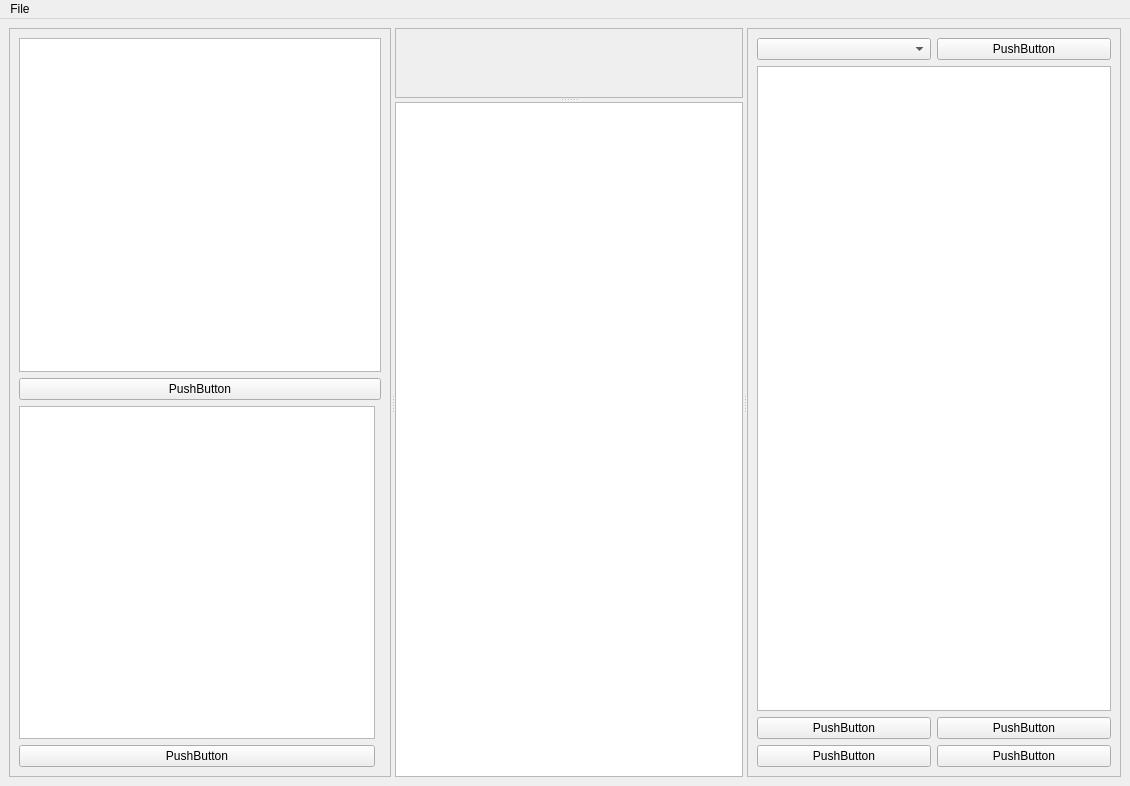
The window that paws/ui/qtui/basic.ui (slaclab/paws) describes before a commit, drawn with Qt 5.
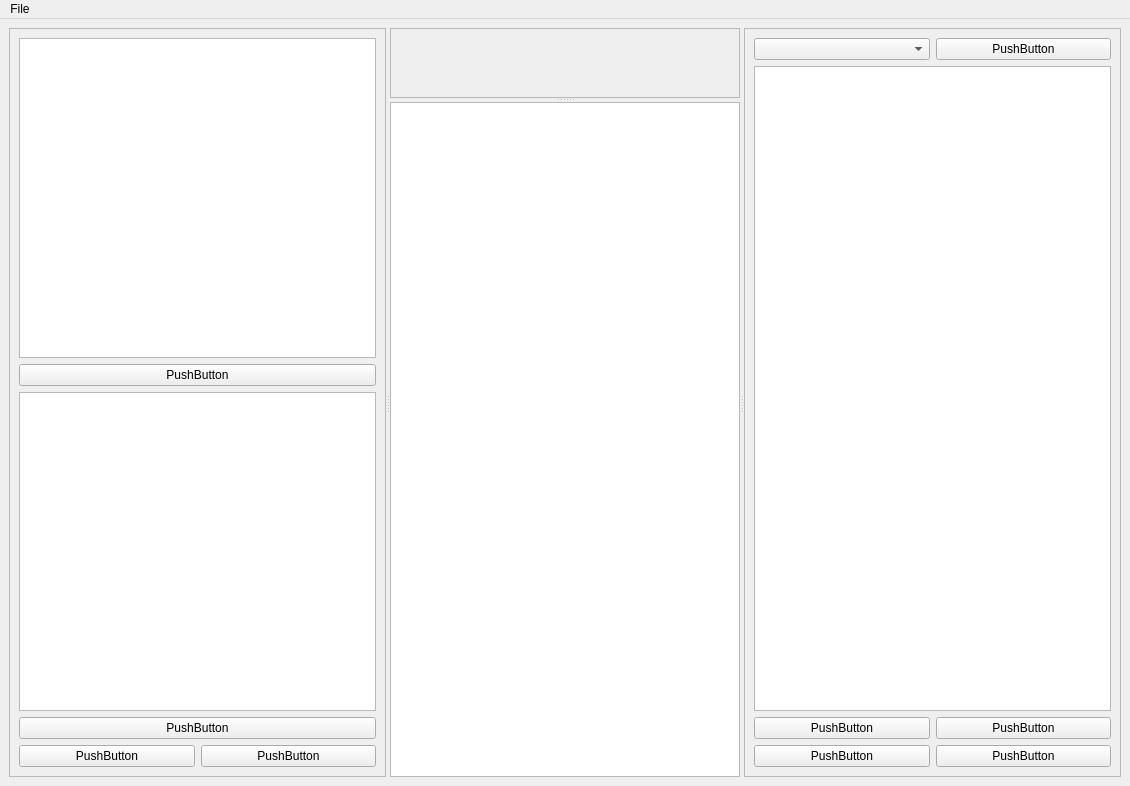
The same window after the commit.

Commit message: refactor of save/load wfl functionality, save/load plugins separate from save/load workflows

```diff
--- a/paws/ui/qtui/basic.ui
+++ b/paws/ui/qtui/basic.ui
@@ -31,6 +31,13 @@
         <enum>QFrame::Raised</enum>
        </property>
        <layout class="QGridLayout" name="gridLayout_4">
+        <item row="6" column="0" colspan="2">
+         <widget class="QPushButton" name="edit_plugins_button">
+          <property name="text">
+           <string>PushButton</string>
+          </property>
+         </widget>
+        </item>
         <item row="4" column="0" colspan="2">
          <widget class="QPushButton" name="edit_ops_button">
           <property name="text">
@@ -38,14 +45,21 @@
           </property>
          </widget>
         </item>
+        <item row="7" column="1">
+         <widget class="QPushButton" name="load_plugins_button">
+          <property name="text">
+           <string>PushButton</string>
+          </property>
+         </widget>
+        </item>
         <item row="0" column="0" colspan="2">
          <widget class="QTreeView" name="op_tree"/>
         </item>
-        <item row="5" column="0">
+        <item row="5" column="0" colspan="2">
          <widget class="QTreeView" name="plugin_tree"/>
         </item>
-        <item row="6" column="0">
-         <widget class="QPushButton" name="edit_plugins_button">
+        <item row="7" column="0">
+         <widget class="QPushButton" name="save_plugins_button">
           <property name="text">
            <string>PushButton</string>
           </property>
```
Left out of the diff: 2 changed lines with no effect on the pictures. The commit also changes 9 other files.
